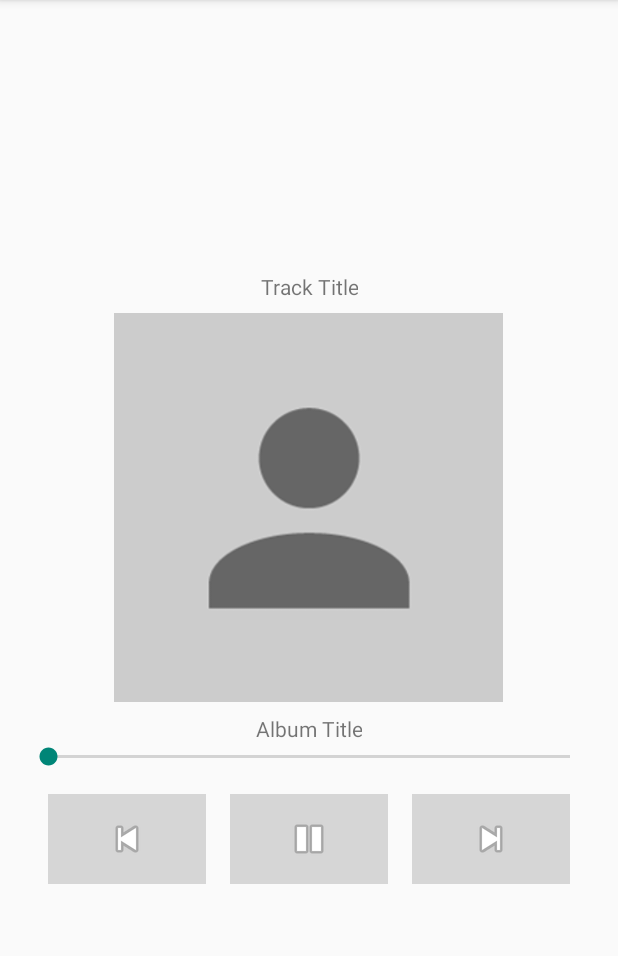
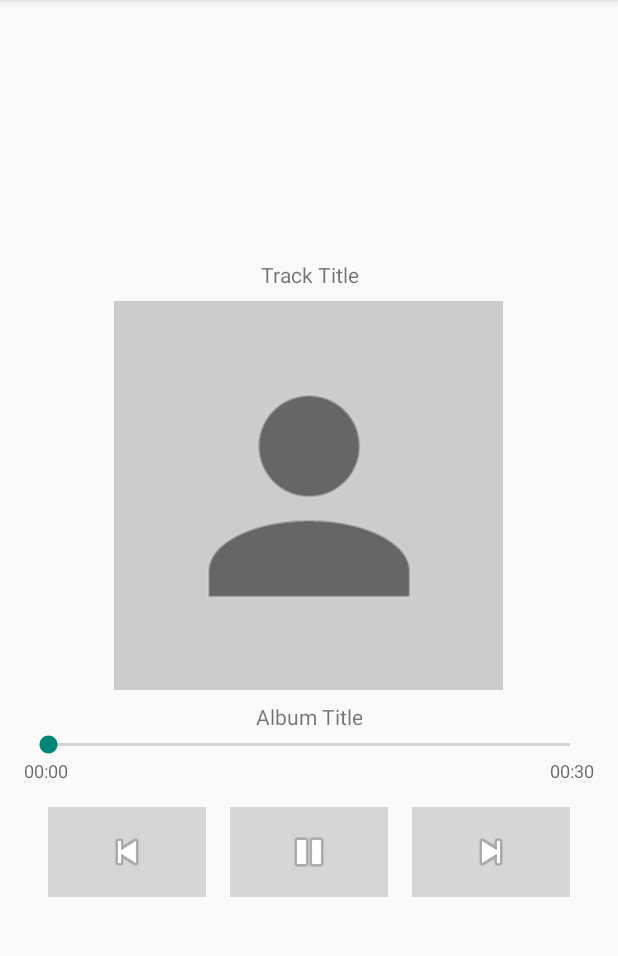
Before and after one commit to perpetuatingcuriosity/spotifystreamer, an Android app: the PlaybackActivity screen opened directly, with no data from a screen before it, on a phone screen of 412 x 824 dp, the part 84-1040 px from its top. Run offline under Robolectric (Android 15) with nearby library versions, the phone set to English and light mode, and no system bars; pictures from the network do not load; 8 statements that could not run were skipped.

Commit message:
add broadcast receiver, seekbar functionality + next/back buttons

```diff
--- a/app/src/main/res/layout/fragment_playback.xml
+++ b/app/src/main/res/layout/fragment_playback.xml
@@ -54,15 +54,40 @@
             android:ellipsize="end"
             android:text="Album Title" />
 
-        <SeekBar
-            android:id="@+id/seekbar"
-            android:layout_width="match_parent"
-            android:layout_height="wrap_content"/>
+        <RelativeLayout
+            android:layout_width="wrap_content"
+            android:layout_height="wrap_content">
+
+            <SeekBar
+                android:id="@+id/seekbar"
+                android:layout_width="match_parent"
+                android:layout_height="wrap_content"/>
+
+            <TextView
+                android:id="@+id/seekbar_start_time"
+                android:layout_width="wrap_content"
+                android:layout_height="wrap_content"
+                android:layout_below="@id/seekbar"
+                android:text="00:00"
+                android:textAppearance="@style/TextAppearance.AppCompat.Caption"
+                android:layout_alignParentLeft="true"/>
+
+            <TextView
+                android:id="@+id/seekbar_end_time"
+                android:layout_width="wrap_content"
+                android:layout_height="wrap_content"
+                android:text="00:30"
+                android:layout_below="@id/seekbar"
+                android:textAppearance="@style/TextAppearance.AppCompat.Caption"
+                android:layout_alignParentRight="true"/>
+
+        </RelativeLayout>
 
         <LinearLayout
             android:id="@+id/playback_controls"
             android:layout_width="match_parent"
             android:layout_height="wrap_content"
+            android:text="00:30"
             android:padding="@dimen/playback_controls_margin"
             android:orientation="horizontal">
 
--- a/app/src/main/res/values/strings.xml
+++ b/app/src/main/res/values/strings.xml
@@ -11,6 +11,7 @@
 <!-- TODO: Remove or change this placeholder text -->
     <string name="toast_top_track_request_fail">Oops! There was a problem loading tracks. Can you try again?</string>
     <string name="search_artist_query_hint">Search Artists</string>
+    <string name="toast_track_no_preview_available">No preview available for this track. Select again!</string>
 
 
 </resources>
```
Also changed, not shown: app/src/main/java/com/example/pcurio/spotifystreamer/MusicService.java (+110 -13 lines), app/src/main/java/com/example/pcurio/spotifystreamer/PlaybackFragment.java (+148 -15 lines), app/src/main/java/com/example/pcurio/spotifystreamer/TrackFragment.java (+12 -0 lines), app/src/main/java/com/example/pcurio/spotifystreamer/Utils.java (+26 -0 lines).
